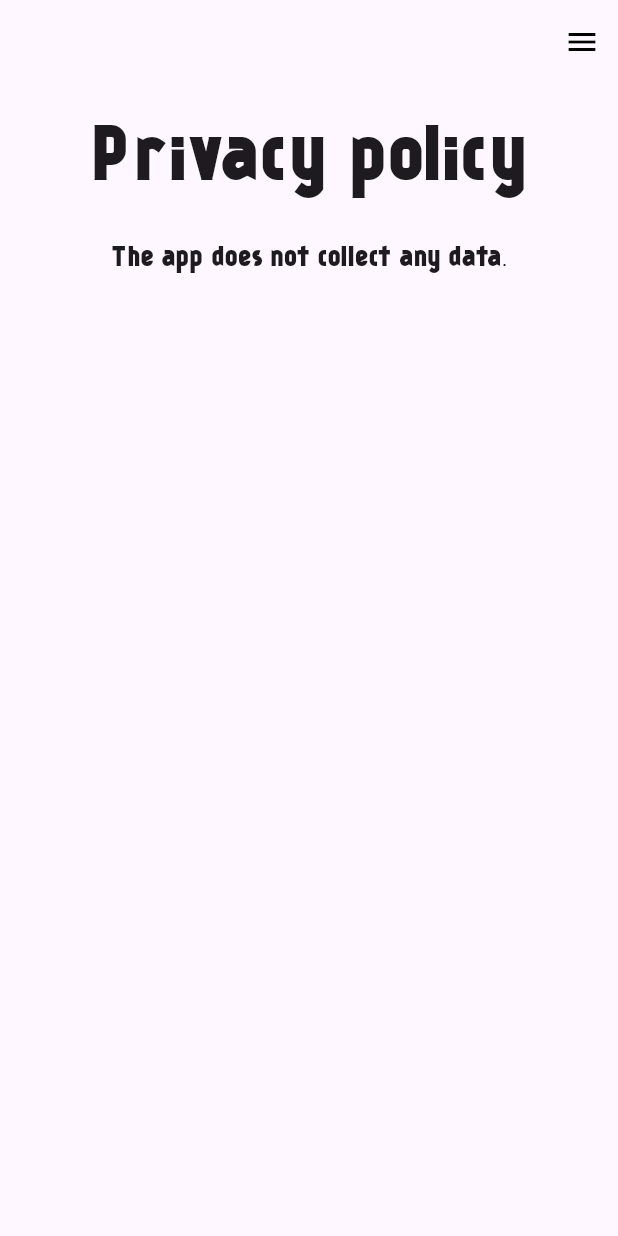
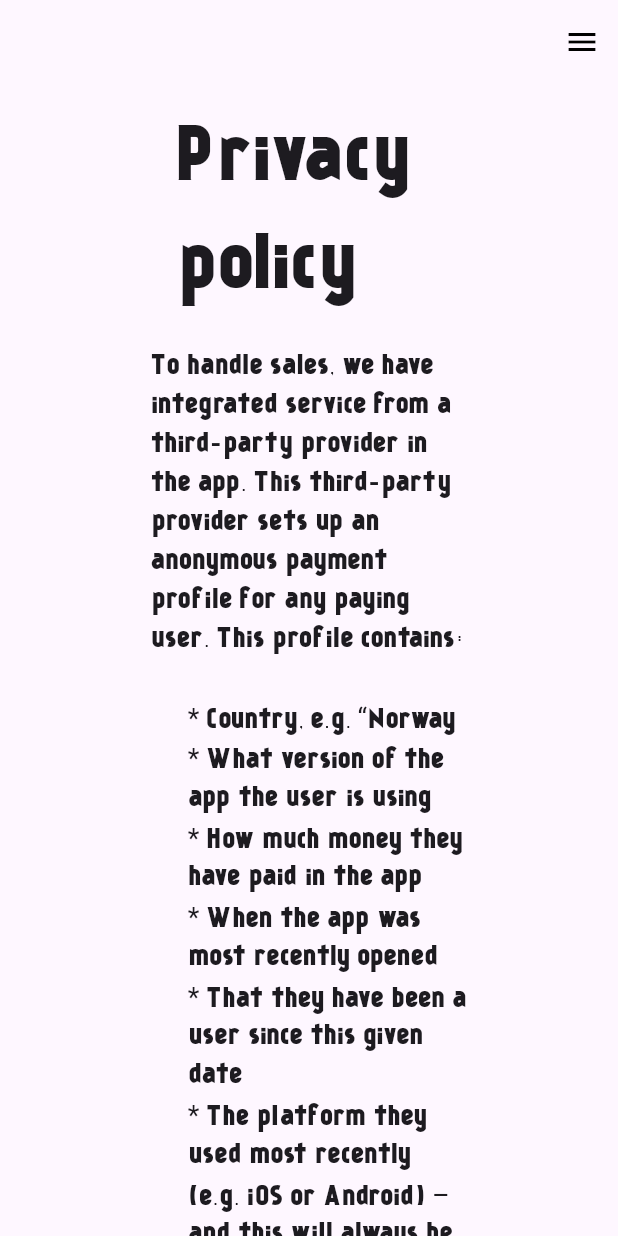
Before and after one commit to Trulsmatias/minigolf-log-website, a Flutter app: the PrivacyPolicy screen opened by its route, on a phone screen of 412 x 824 dp. Run offline on Flutter 3.47's test engine with Material 3 defaults, Android fonts, the phone set to English and light mode, and no system bars; our stand-ins replace font_awesome_flutter.

Commit message:
correct text privacy policy

```diff
--- a/lib/privacy.dart
+++ b/lib/privacy.dart
@@ -4,10 +4,15 @@ import 'package:website/navigation.dart';
 class PrivacyPolicy extends StatelessWidget {
   @override
   Widget build(BuildContext context) {
+    const bodyTextStyle = TextStyle(
+      fontSize: 18,
+    );
     return Navigation(
       child: SafeArea(
         child: SelectionArea(
           child: Center(
+            child: Padding(
+              padding: const EdgeInsets.symmetric(horizontal: 100.0),
               child: Column(
                 children: [
                   Padding(
@@ -20,14 +25,38 @@ class PrivacyPolicy extends StatelessWidget {
                     ),
                   ),
                   Text(
-                  "The app does not collect any data.\n\n"
-                  //"This policy is effective as of 13 February 2021."
-                  ,
-                  style: TextStyle(
-                    fontSize: 18,
+                    "To handle sales, we have integrated service from a third-party provider in the app. This third-party provider sets up an anonymous payment profile for any paying user. This profile contains:",
+                    style: bodyTextStyle,
+                  ),
+                  Padding(
+                    padding: const EdgeInsets.only(left: 25.0),
+                    child: Text(
+                      "\n* Country, e.g. “Norway"
+                      "\n* What version of the app the user is using"
+                      "\n* How much money they have paid in the app"
+                      "\n* When the app was most recently opened"
+                      "\n* That they have been a user since this given date"
+                      "\n* The platform they used most recently (e.g. iOS or Android) – and this will always be the same platform, since the app do not have specific user profiles, but utilizes the Apple/Google profiles that the phone already is signed in to. Thus, the user will have to subscribe anew, should they want to the subscription on the other platform."
+                      "\n* The phone’s language"
+                      "\n* The last seen SDK version"
+                      "\n* Customer history, i.e. when a sale was made + history of when then user first used the app and when they used it most recently."
+                      "\n* These profiles are anonymous, and none of the data can be connected with the user."
+                      "\n",
+                      style: bodyTextStyle,
                     ),
                   ),
+                  Text(
+                    "Should the user want to delete their data and their profile, "
+                    "they can send an email using the \"Delete my data\" button "
+                    "in the app under \"Other settings\". This email contains "
+                    "the user’s anonymous ID, making it so it is known which "
+                    "user to delete from the apps third party service. Deleting "
+                    "the user may make the previously payed content unavailable "
+                    "and the user may have to pay for the content again.",
+                    style: bodyTextStyle,
+                  )
                 ],
+              ),
             ),
           ),
         ),
```
Lines whose indentation alone changed are shown as unchanged.
